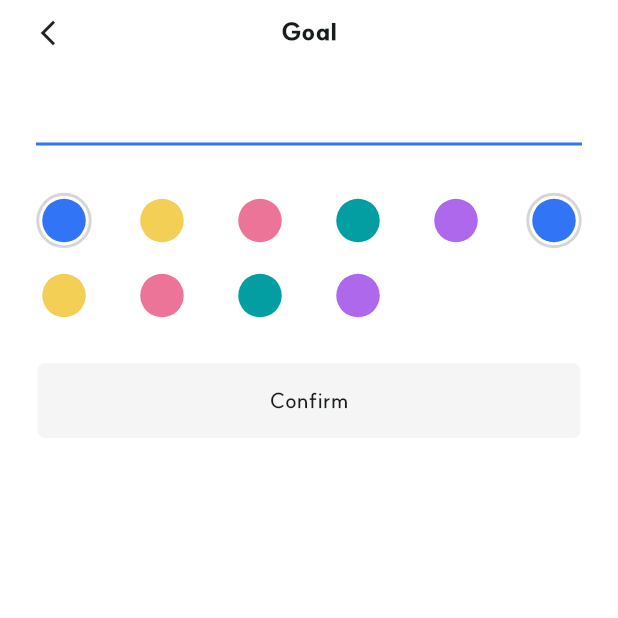
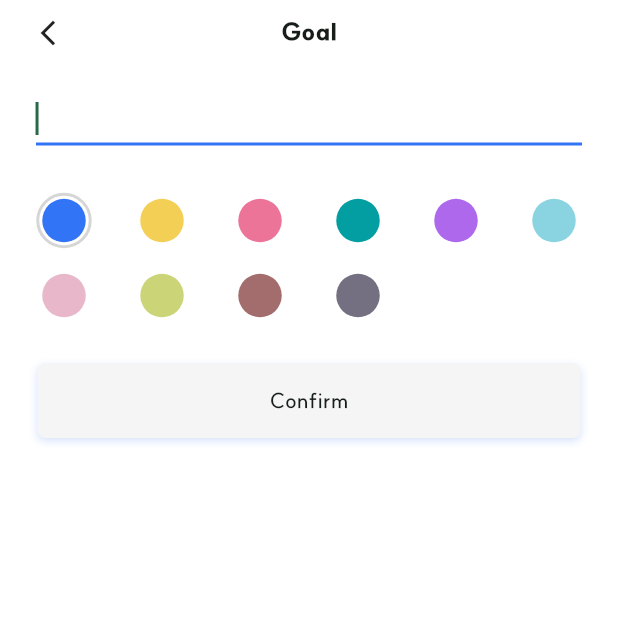
Before and after one commit to zimkjh/BetterThanYesterday, a Flutter app: the AddGoalPage screen opened by its route, on a phone screen of 412 x 824 dp, the top half of it. Run offline on Flutter 3.47's test engine with Material 3 defaults, Android fonts, the phone set to English and light mode, and no system bars; our stand-ins replace get, get_storage; accounts and stored records are empty; project files that could hold a hidden picture were left out.

Commit message:
Add todo to local storage when user added

```diff
--- a/client/lib/app/modules/add_goal/controller.dart
+++ b/client/lib/app/modules/add_goal/controller.dart
@@ -1,15 +1,16 @@
 import 'package:bty/app/core/theme/color_theme.dart';
-import 'package:bty/app/data/model/todo.dart';
 import 'package:bty/app/data/provider/local_provider.dart';
-import 'package:bty/app/routes/app_routes.dart';
 import 'package:flutter/material.dart';
 import 'package:get/get.dart';
 
 class AddGoalController extends GetxController {
-  final localProvider = LocalProvider();
+  late LocalProvider localProvider;
+
+  final FocusNode focusNode = FocusNode();
+  final TextEditingController textEditingController = TextEditingController();
 
   final _inputText = ''.obs;
-  get inputText => _inputText.value;
+  String get inputText => _inputText.value;
 
   static const colors = [
     AppColors.blue1,
@@ -17,29 +18,40 @@ class AddGoalController extends GetxController {
     AppColors.pink1,
     AppColors.green2,
     AppColors.purple1,
-    AppColors.blue1,
-    AppColors.yellow1,
-    AppColors.pink1,
-    AppColors.green2,
-    AppColors.purple1,
+    Color(0xFF8AD4E2),
+    Color(0xFFE8B7C9),
+    Color(0xFFCBD578),
+    Color(0xFFA46D6D),
+    Color(0xFF746F81),
   ];
 
   final _selectedColor = colors.first.obs;
   Color get selectedColor => _selectedColor.value;
 
-  Future<void> onClickCta() async {
-    localProvider.setIsSavedFirstGoal(true);
-    final initialGoal = Todo(0, inputText, Colors.red);
-    await localProvider.setGoals([initialGoal]);
-    Get.toNamed(Routes.MAIN);
+  @override
+  void onInit() {
+    super.onInit();
+    localProvider = Get.find<LocalProvider>();
+
+    WidgetsBinding.instance.addPostFrameCallback((_) {
+      focusNode.requestFocus();
+    });
+  }
+
+  @override
+  void onClose() {
+    focusNode.dispose();
+    textEditingController.dispose();
+    super.onClose();
   }
 
   void onChangeInputText(String value) {
     _inputText.value = value;
   }
 
-  void saveTodo() {
-    debugPrint('save todo');
+  Future<void> saveTodo() async {
+    await localProvider.addTodoList(inputText, selectedColor);
+    Get.back();
   }
 
   void onSelectColor(Color color) {
--- a/client/lib/app/modules/add_goal/input_box.dart
+++ b/client/lib/app/modules/add_goal/input_box.dart
@@ -1,4 +1,3 @@
-import 'package:bty/app/core/theme/color_theme.dart';
 import 'package:bty/app/core/theme/text_theme.dart';
 import 'package:bty/app/modules/add_goal/controller.dart';
 import 'package:flutter/material.dart';
@@ -6,23 +5,30 @@ import 'package:get/get.dart';
 
 class InputBox extends GetView<AddGoalController> {
   const InputBox();
+
   @override
   Widget build(BuildContext context) {
     return Padding(
       padding: const EdgeInsets.symmetric(horizontal: 24),
-      child: Container(
+      child: Obx(
+        () => Container(
           height: 42,
           padding: const EdgeInsets.only(bottom: 10),
-        decoration: const BoxDecoration(
+          decoration: BoxDecoration(
             border: Border(
               bottom: BorderSide(
-              color: AppColors.blue1,
+                color: controller.selectedColor,
                 width: 2.0,
               ),
             ),
           ),
           child: TextField(
-          style: item2.copyWith(fontSize: 15),
+            controller: controller.textEditingController,
+            focusNode: controller.focusNode,
+            style: item2.copyWith(
+              fontSize: 15,
+              color: controller.selectedColor,
+            ),
             decoration: const InputDecoration(
               border: InputBorder.none,
             ),
@@ -32,6 +38,7 @@ class InputBox extends GetView<AddGoalController> {
             onChanged: (value) => controller.onChangeInputText(value),
           ),
         ),
+      ),
     );
   }
 }
--- a/client/lib/app/modules/add_goal/submit_button.dart
+++ b/client/lib/app/modules/add_goal/submit_button.dart
@@ -14,15 +14,23 @@ class SubmitButton extends GetView<AddGoalController> {
         horizontal: 25,
         vertical: 20,
       ),
+      child: Obx(
+        () => GestureDetector(
+          onTap: controller.saveTodo,
           child: Container(
             width: Get.width,
             height: 50,
             decoration: BoxDecoration(
               borderRadius: BorderRadius.circular(5),
               color: AppColors.lightGray3,
+              boxShadow: [
+                BoxShadow(
+                  blurRadius: 4,
+                  color: controller.selectedColor.withOpacity(0.2),
+                  offset: const Offset(0, 2),
+                )
+              ],
             ),
-        child: GestureDetector(
-          onTap: controller.saveTodo,
             child: Center(
               child: Text(
                 'add_goal_confirm'.tr,
@@ -31,6 +39,7 @@ class SubmitButton extends GetView<AddGoalController> {
             ),
           ),
         ),
+      ),
     );
   }
 }
--- a/client/lib/main.dart
+++ b/client/lib/main.dart
@@ -1,5 +1,6 @@
 import 'package:bty/app/core/language/app_translation.dart';
 import 'package:bty/app/core/theme/app_theme.dart';
+import 'package:bty/app/data/provider/local_provider.dart';
 import 'package:bty/app/routes/app_pages.dart';
 import 'package:bty/app/routes/app_routes.dart';
 import 'package:flutter/material.dart';
@@ -8,6 +9,7 @@ import 'package:get_storage/get_storage.dart';
 
 void main() async {
   await GetStorage.init();
+  Get.put(LocalProvider());
 
   runApp(
     GetMaterialApp(
```
Also changed, not shown: client/lib/app/data/provider/local_provider.dart (+23 -4 lines), client/lib/app/modules/monthly/add_todo_button.dart (+1 -12 lines), client/lib/app/modules/monthly/add_todo_color.dart (deleted, +0 -30 lines), client/lib/app/modules/monthly/controller.dart (+4 -22 lines). Lines whose indentation alone changed are shown as unchanged.
